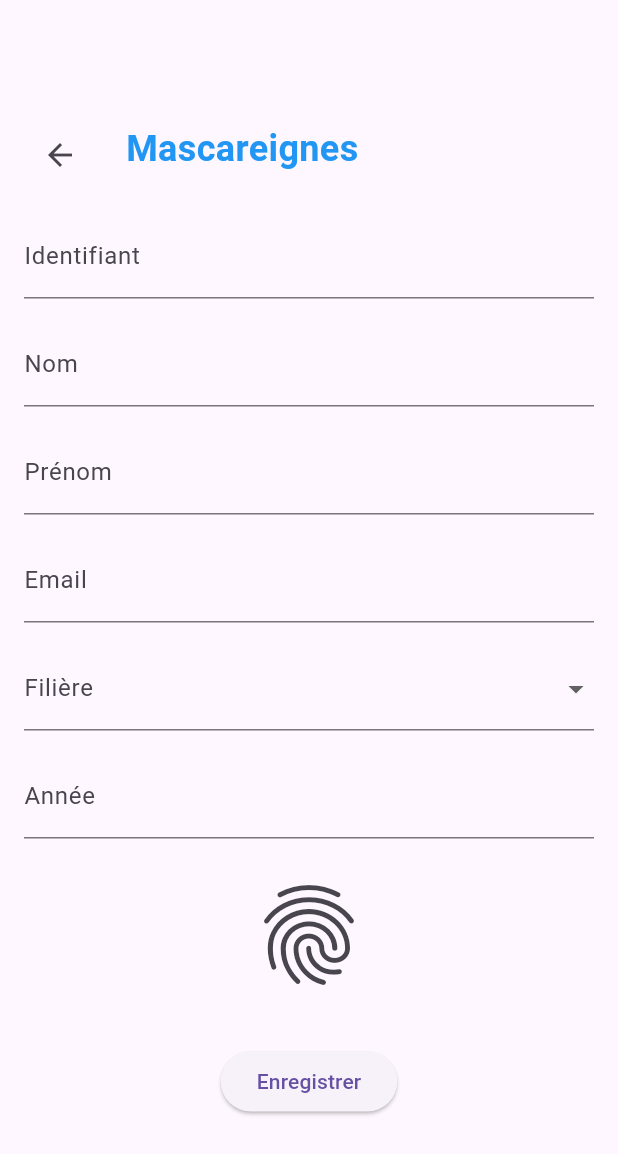
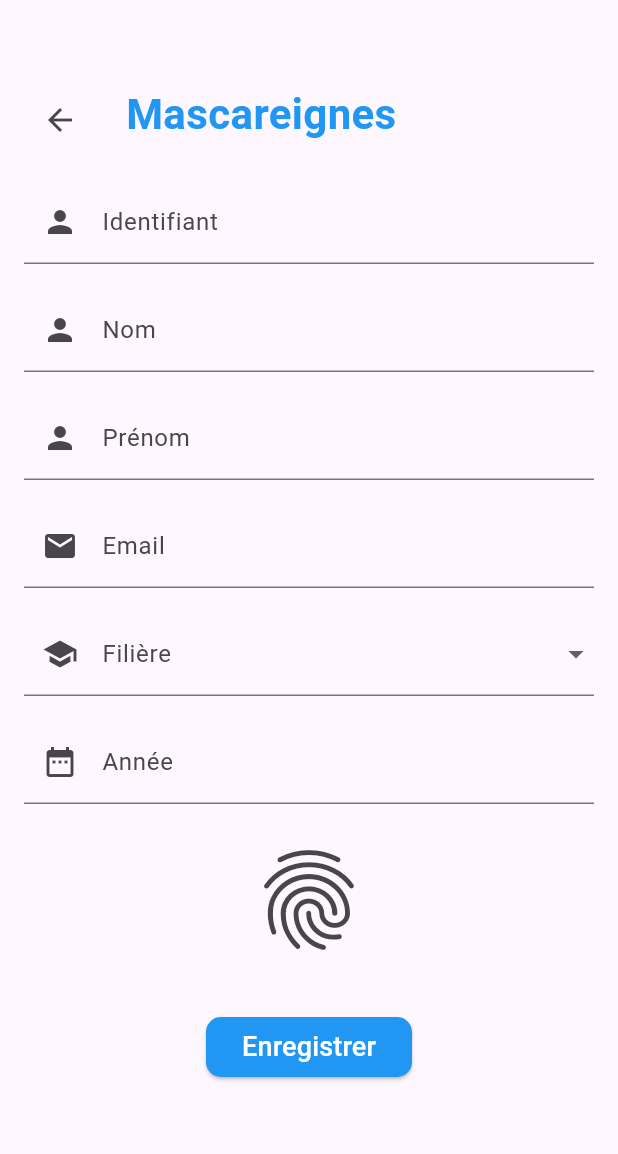
Before and after one commit to Nathan2413/udm, a Flutter app: the ElevePage screen opened directly, on a phone screen of 412 x 824 dp. Shown: the top 1154 px of the screen. Run offline on Flutter 3.47's test engine with Material 3 defaults, Android fonts, the light colour scheme and no system bars; our stand-ins replace cloud_firestore, firebase_core; accounts and stored records are empty.

Commit message:
08052024

```diff
--- a/lib/eleve.dart
+++ b/lib/eleve.dart
@@ -24,15 +24,19 @@ class _ElevePageState extends State<ElevePage> {
   Widget build(BuildContext context) {
     return Scaffold(
       appBar: null, // Définir l'appBar comme null
-      body: Center(
+      body: SingleChildScrollView(
         child: Padding(
           padding: const EdgeInsets.all(16.0),
           child: Form(
             key: _formKey, // Assigner la clé du formulaire
             child: Column(
-              mainAxisAlignment: MainAxisAlignment.center,
+              mainAxisAlignment:
+                  MainAxisAlignment.start, // Aligner le contenu en haut
               crossAxisAlignment: CrossAxisAlignment.center,
               children: [
+                SizedBox(
+                    height:
+                        40), // Espacement entre le haut de l'écran et le titre
                 Row(
                   children: [
                     IconButton(
@@ -51,9 +55,10 @@ class _ElevePageState extends State<ElevePage> {
                       child: Text(
                         'Mascareignes',
                         style: TextStyle(
-                          fontSize: 24,
+                          fontSize: 28, // Taille du titre
                           fontWeight: FontWeight.bold,
                           color: Colors.blue, // Couleur du titre
+                          fontFamily: 'Roboto', // Police du titre
                         ),
                       ),
                     ),
@@ -65,7 +70,10 @@ class _ElevePageState extends State<ElevePage> {
                 // Champ de saisie pour l'identifiant
                 TextFormField(
                   controller: _identifiantController,
-                  decoration: InputDecoration(labelText: 'Identifiant'),
+                  decoration: InputDecoration(
+                    labelText: 'Identifiant',
+                    prefixIcon: Icon(Icons.person), // Ajouter l'icône
+                  ),
                   validator: (value) {
                     if (value == null || value.isEmpty) {
                       return 'Veuillez saisir votre identifiant';
@@ -77,7 +85,10 @@ class _ElevePageState extends State<ElevePage> {
                 // Champ de saisie pour le nom
                 TextFormField(
                   controller: _nomController,
-                  decoration: InputDecoration(labelText: 'Nom'),
+                  decoration: InputDecoration(
+                    labelText: 'Nom',
+                    prefixIcon: Icon(Icons.person), // Ajouter l'icône
+                  ),
                   validator: (value) {
                     if (value == null || value.isEmpty) {
                       return 'Veuillez saisir votre nom';
@@ -89,7 +100,10 @@ class _ElevePageState extends State<ElevePage> {
                 // Champ de saisie pour le prénom
                 TextFormField(
                   controller: _prenomController,
-                  decoration: InputDecoration(labelText: 'Prénom'),
+                  decoration: InputDecoration(
+                    labelText: 'Prénom',
+                    prefixIcon: Icon(Icons.person), // Ajouter l'icône
+                  ),
                   validator: (value) {
                     if (value == null || value.isEmpty) {
                       return 'Veuillez saisir votre prénom';
@@ -101,7 +115,10 @@ class _ElevePageState extends State<ElevePage> {
                 // Champ de saisie pour l'email
                 TextFormField(
                   controller: _emailController,
-                  decoration: InputDecoration(labelText: 'Email'),
+                  decoration: InputDecoration(
+                    labelText: 'Email',
+                    prefixIcon: Icon(Icons.email), // Ajouter l'icône
+                  ),
                   validator: (value) {
                     if (value == null || value.isEmpty) {
                       return 'Veuillez saisir votre email';
@@ -112,7 +129,10 @@ class _ElevePageState extends State<ElevePage> {
                 SizedBox(height: 16), // Espacement entre les champs de saisie
                 // Champ de sélection pour la filière
                 DropdownButtonFormField<String>(
-                  decoration: InputDecoration(labelText: 'Filière'),
+                  decoration: InputDecoration(
+                    labelText: 'Filière',
+                    prefixIcon: Icon(Icons.school), // Ajouter l'icône
+                  ),
                   items: [
                     DropdownMenuItem(
                         child: Text('Informatique Appliquée'),
@@ -140,7 +160,10 @@ class _ElevePageState extends State<ElevePage> {
                 // Champ de saisie pour l'année
                 TextFormField(
                   controller: _anneeController,
-                  decoration: InputDecoration(labelText: 'Année'),
+                  decoration: InputDecoration(
+                    labelText: 'Année',
+                    prefixIcon: Icon(Icons.date_range), // Ajouter l'icône
+                  ),
                   validator: (value) {
                     if (value == null || value.isEmpty) {
                       return 'Veuillez saisir l\'année';
@@ -150,7 +173,12 @@ class _ElevePageState extends State<ElevePage> {
                 ),
                 SizedBox(height: 16), // Espacement entre les champs de saisie
                 // Bouton pour scanner empreinte digitale
-                IconButton(
+                Container(
+                  decoration: BoxDecoration(
+                    borderRadius:
+                        BorderRadius.circular(100), // Bordure circulaire
+                  ),
+                  child: IconButton(
                     icon: Icon(
                       _isFingerprintAuthenticated
                           ? Icons.fingerprint_rounded
@@ -167,6 +195,7 @@ class _ElevePageState extends State<ElevePage> {
                         _isFingerprintAuthenticated = authenticated;
                       });
                     },
+                  ),
                 ),
                 SizedBox(
                     height:
@@ -189,7 +218,23 @@ class _ElevePageState extends State<ElevePage> {
                       });
                     }
                   },
-                  child: Text('Enregistrer'),
+                  style: ButtonStyle(
+                    backgroundColor: MaterialStateProperty.all<Color>(
+                        Colors.blue), // Couleur de fond bleue
+                    shape: MaterialStateProperty.all<RoundedRectangleBorder>(
+                      RoundedRectangleBorder(
+                        borderRadius:
+                            BorderRadius.circular(10), // Bordure arrondie
+                      ),
+                    ),
+                  ),
+                  child: Text(
+                    'Enregistrer',
+                    style: TextStyle(
+                      fontSize: 18, // Taille du texte
+                      color: Colors.white, // Couleur du texte
+                    ),
+                  ),
                 ),
               ],
             ),
```
Lines whose indentation alone changed are shown as unchanged.
